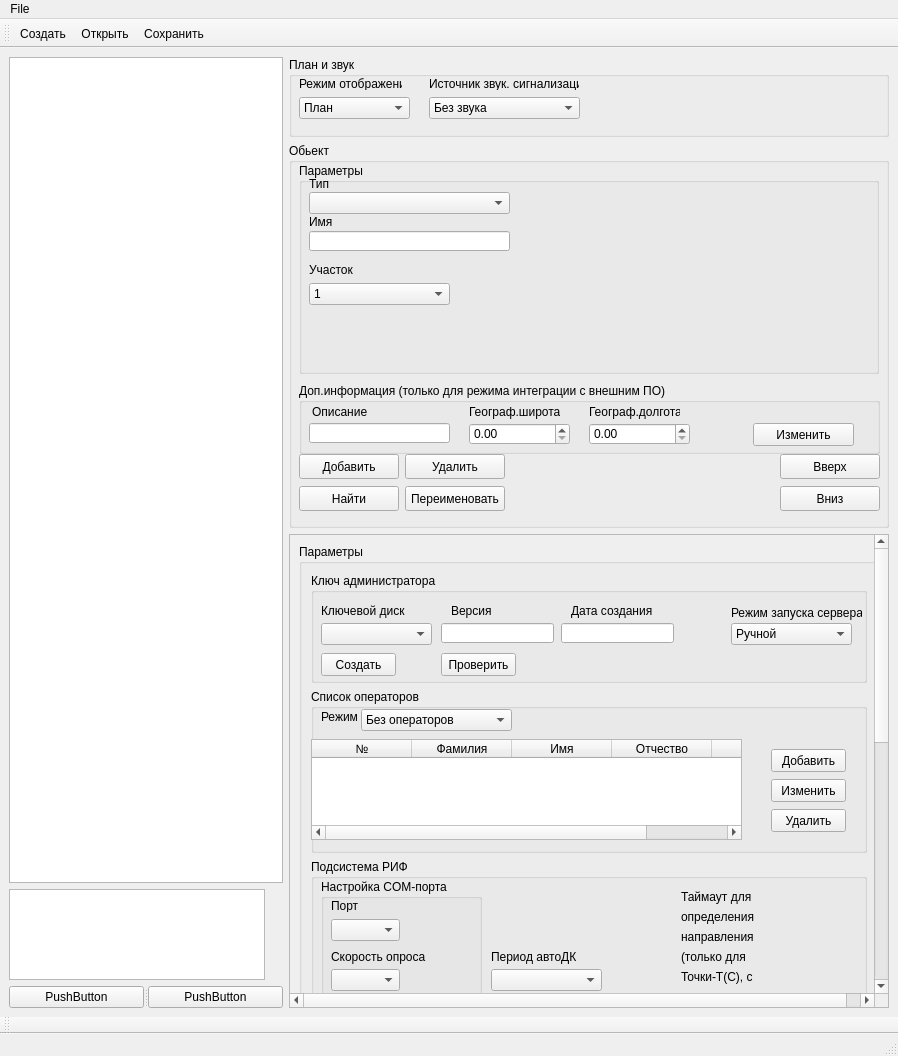
First picture: the form in m_cfg/MainWindowCFG.ui, repository xXRadioHeadXx/start7, before the edit.
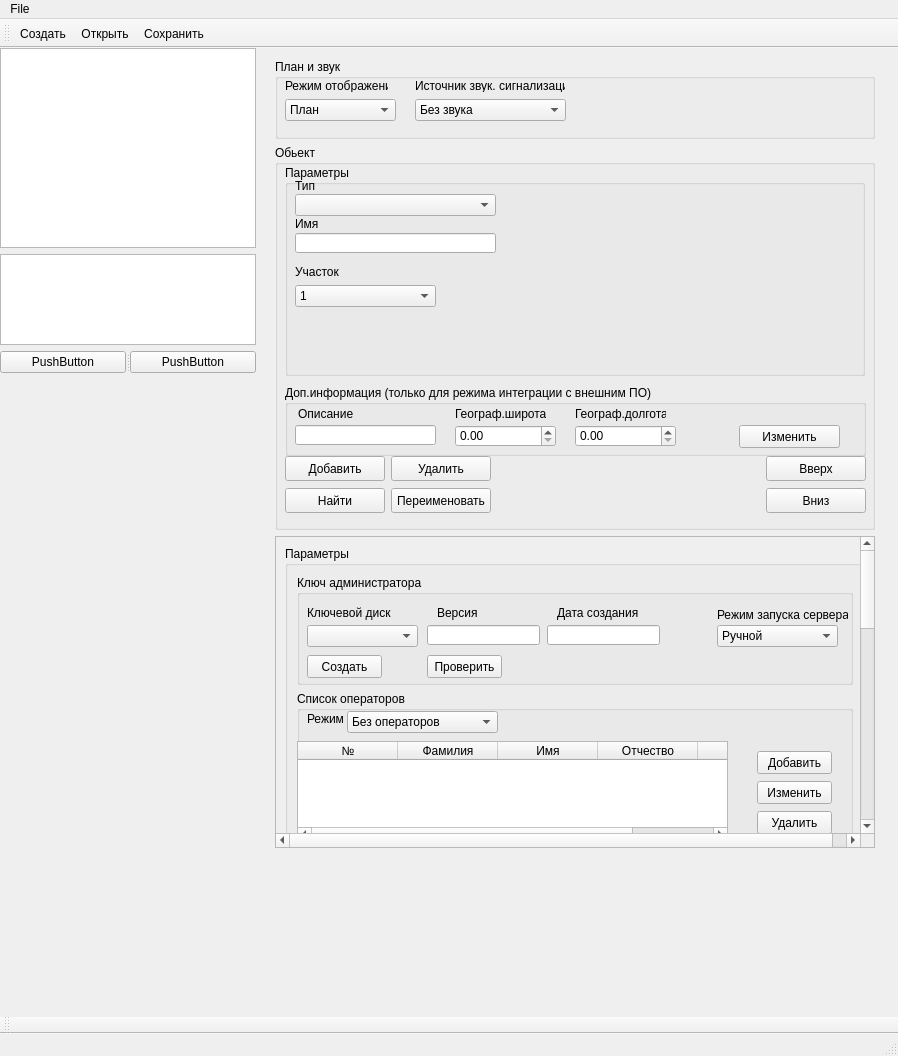
Second picture: the form after the edit. The open tabs and pages were chosen to show the change. Icons and pictures are not drawn.

```diff
--- a/m_cfg/MainWindowCFG.ui
+++ b/m_cfg/MainWindowCFG.ui
@@ -32,10 +32,7 @@
    <bool>false</bool>
   </property>
   <widget class="QWidget" name="centralwidget">
-   <layout class="QGridLayout" name="gridLayout_3">
-    <item row="0" column="0">
-     <layout class="QHBoxLayout" name="horizontalLayout">
-      <item>
+   <widget class="QWidget" name="">
        <layout class="QVBoxLayout" name="verticalLayout_2">
         <item>
          <widget class="QTreeView" name="treeView">
@@ -105,160 +102,16 @@
          </widget>
         </item>
        </layout>
-      </item>
-      <item>
-       <layout class="QVBoxLayout" name="verticalLayout_3">
-        <item>
-         <widget class="QGroupBox" name="groupBox">
-          <property name="sizePolicy">
-           <sizepolicy hsizetype="Fixed" vsizetype="Fixed">
-            <horstretch>0</horstretch>
-            <verstretch>0</verstretch>
-           </sizepolicy>
-          </property>
-          <property name="minimumSize">
-           <size>
-            <width>600</width>
-            <height>80</height>
-           </size>
-          </property>
-          <property name="maximumSize">
-           <size>
-            <width>600</width>
-            <height>80</height>
-           </size>
-          </property>
-          <property name="title">
-           <string>План и звук</string>
-          </property>
-          <widget class="QLabel" name="label">
-           <property name="geometry">
-            <rect>
-             <x>10</x>
-             <y>20</y>
-             <width>103</width>
-             <height>13</height>
-            </rect>
-           </property>
-           <property name="sizePolicy">
-            <sizepolicy hsizetype="Fixed" vsizetype="Fixed">
-             <horstretch>0</horstretch>
-             <verstretch>0</verstretch>
-            </sizepolicy>
-           </property>
-           <property name="text">
-            <string>Режим отображения</string>
-           </property>
-          </widget>
-          <widget class="QComboBox" name="comboBox">
-           <property name="geometry">
-            <rect>
-             <x>10</x>
-             <y>40</y>
-             <width>111</width>
-             <height>22</height>
-            </rect>
-           </property>
-           <property name="sizePolicy">
-            <sizepolicy hsizetype="Fixed" vsizetype="Fixed">
-             <horstretch>0</horstretch>
-             <verstretch>0</verstretch>
-            </sizepolicy>
-           </property>
-           <property name="minimumSize">
-            <size>
-             <width>111</width>
-             <height>22</height>
-            </size>
-           </property>
-           <property name="maximumSize">
-            <size>
-             <width>111</width>
-             <height>22</height>
-            </size>
-           </property>
-           <item>
-            <property name="text">
-             <string>План</string>
-            </property>
-           </item>
-           <item>
-            <property name="text">
-             <string>Граф. модуль</string>
-            </property>
-           </item>
-           <item>
-            <property name="text">
-             <string>Не  использовать</string>
-            </property>
-           </item>
-          </widget>
-          <widget class="QLabel" name="label_2">
-           <property name="geometry">
-            <rect>
-             <x>140</x>
-             <y>20</y>
-             <width>150</width>
-             <height>13</height>
-            </rect>
-           </property>
-           <property name="sizePolicy">
-            <sizepolicy hsizetype="Fixed" vsizetype="Fixed">
-             <horstretch>0</horstretch>
-             <verstretch>0</verstretch>
-            </sizepolicy>
-           </property>
-           <property name="text">
-            <string>Источник звук. сигнализации</string>
-           </property>
-          </widget>
-          <widget class="QComboBox" name="comboBox_2">
-           <property name="geometry">
-            <rect>
-             <x>140</x>
-             <y>40</y>
-             <width>151</width>
-             <height>22</height>
-            </rect>
-           </property>
-           <property name="sizePolicy">
-            <sizepolicy hsizetype="Fixed" vsizetype="Fixed">
-             <horstretch>151</horstretch>
-             <verstretch>22</verstretch>
-            </sizepolicy>
-           </property>
-           <property name="minimumSize">
-            <size>
-             <width>151</width>
-             <height>22</height>
-            </size>
-           </property>
-           <property name="maximumSize">
-            <size>
-             <width>151</width>
-             <height>22</height>
-            </size>
-           </property>
-           <item>
-            <property name="text">
-             <string>Без звука</string>
-            </property>
-           </item>
-           <item>
-            <property name="text">
-             <string>Звуковая карта</string>
-            </property>
-           </item>
-           <item>
-            <property name="text">
-             <string>Системный динамик</string>
-            </property>
-           </item>
-          </widget>
-         </widget>
-        </item>
-        <item>
+   </widget>
          <widget class="QGroupBox" name="groupBox_2">
+    <property name="geometry">
+     <rect>
+      <x>275</x>
+      <y>97</y>
+      <width>600</width>
+      <height>385</height>
+     </rect>
+    </property>
           <property name="sizePolicy">
            <sizepolicy hsizetype="Fixed" vsizetype="Fixed">
             <horstretch>0</horstretch>
@@ -2450,9 +2303,15 @@
            </layout>
           </widget>
          </widget>
-        </item>
-        <item>
          <widget class="QScrollArea" name="scrollArea">
+    <property name="geometry">
+     <rect>
+      <x>275</x>
+      <y>488</y>
+      <width>600</width>
+      <height>312</height>
+     </rect>
+    </property>
           <property name="sizePolicy">
            <sizepolicy hsizetype="Fixed" vsizetype="Preferred">
             <horstretch>0</horstretch>
@@ -2478,7 +2337,7 @@
            <property name="geometry">
             <rect>
              <x>0</x>
-             <y>-146</y>
+       <y>-294</y>
              <width>598</width>
              <height>1018</height>
             </rect>
@@ -2501,7 +2360,7 @@
               <property name="title">
                <string>Параметры</string>
               </property>
-              <layout class="QVBoxLayout" name="verticalLayout">
+        <layout class="QVBoxLayout" name="verticalLayout_3">
                <item>
                 <widget class="QGroupBox" name="groupBox_6">
                  <property name="sizePolicy">
@@ -2771,17 +2630,38 @@
                </item>
                <item>
                 <widget class="QGroupBox" name="groupBox_11">
+           <property name="minimumSize">
+            <size>
+             <width>0</width>
+             <height>221</height>
+            </size>
+           </property>
                  <property name="title">
                   <string>Подсистема РИФ</string>
                  </property>
+           <widget class="QWidget" name="">
+            <property name="geometry">
+             <rect>
+              <x>11</x>
+              <y>21</y>
+              <width>351</width>
+              <height>182</height>
+             </rect>
+            </property>
+            <layout class="QHBoxLayout" name="horizontalLayout">
+             <item>
                  <widget class="QGroupBox" name="groupBox_17">
-                  <property name="geometry">
-                   <rect>
-                    <x>10</x>
-                    <y>20</y>
-                    <width>161</width>
-                    <height>181</height>
-                   </rect>
+               <property name="sizePolicy">
+                <sizepolicy hsizetype="Fixed" vsizetype="Fixed">
+                 <horstretch>0</horstretch>
+                 <verstretch>0</verstretch>
+                </sizepolicy>
+               </property>
+               <property name="minimumSize">
+                <size>
+                 <width>172</width>
+                 <height>180</height>
+                </size>
                   </property>
                   <property name="title">
                    <string>Настройка COM-порта</string>
@@ -2856,104 +2736,97 @@
                    </property>
                   </widget>
                  </widget>
-                 <widget class="QComboBox" name="comboBox_17">
-                  <property name="geometry">
-                   <rect>
-                    <x>180</x>
-                    <y>110</y>
-                    <width>111</width>
-                    <height>22</height>
-                   </rect>
-                  </property>
-                 </widget>
+             </item>
+             <item>
+              <widget class="QWidget" name="" native="true">
+               <property name="sizePolicy">
+                <sizepolicy hsizetype="Fixed" vsizetype="Fixed">
+                 <horstretch>0</horstretch>
+                 <verstretch>0</verstretch>
+                </sizepolicy>
+               </property>
+               <property name="layoutDirection">
+                <enum>Qt::LeftToRight</enum>
+               </property>
+               <layout class="QVBoxLayout" name="verticalLayout_4">
+                <item>
                  <widget class="QLabel" name="label_57">
-                  <property name="geometry">
-                   <rect>
-                    <x>180</x>
-                    <y>90</y>
-                    <width>101</width>
-                    <height>16</height>
-                   </rect>
+                  <property name="sizePolicy">
+                   <sizepolicy hsizetype="Fixed" vsizetype="Fixed">
+                    <horstretch>0</horstretch>
+                    <verstretch>0</verstretch>
+                   </sizepolicy>
                   </property>
                   <property name="text">
                    <string>Период автоДК</string>
                   </property>
                  </widget>
-                 <widget class="QDoubleSpinBox" name="doubleSpinBox_10">
-                  <property name="geometry">
-                   <rect>
-                    <x>370</x>
-                    <y>170</y>
-                    <width>101</width>
-                    <height>22</height>
-                   </rect>
+                </item>
+                <item>
+                 <widget class="QComboBox" name="comboBox_17">
+                  <property name="sizePolicy">
+                   <sizepolicy hsizetype="Fixed" vsizetype="Fixed">
+                    <horstretch>0</horstretch>
+                    <verstretch>0</verstretch>
+                   </sizepolicy>
                   </property>
                  </widget>
+                </item>
+               </layout>
+              </widget>
+             </item>
+             <item>
+              <widget class="QWidget" name="" native="true">
+               <property name="sizePolicy">
+                <sizepolicy hsizetype="Fixed" vsizetype="Fixed">
+                 <horstretch>0</horstretch>
+                 <verstretch>0</verstretch>
+                </sizepolicy>
+               </property>
+               <layout class="QVBoxLayout" name="verticalLayout">
+                <item>
                  <widget class="QLabel" name="label_58">
-                  <property name="geometry">
-                   <rect>
-                    <x>370</x>
-                    <y>30</y>
-                    <width>101</width>
-                    <height>16</height>
-                   </rect>
-                  </property>
                   <property name="text">
                    <string>Таймаут для</string>
                   </property>
                  </widget>
+                </item>
+                <item>
                  <widget class="QLabel" name="label_59">
-                  <property name="geometry">
-                   <rect>
-                    <x>370</x>
-                    <y>50</y>
-                    <width>101</width>
-                    <height>16</height>
-                   </rect>
-                  </property>
                   <property name="text">
                    <string>определения</string>
                   </property>
                  </widget>
+                </item>
+                <item>
                  <widget class="QLabel" name="label_60">
-                  <property name="geometry">
-                   <rect>
-                    <x>370</x>
-                    <y>70</y>
-                    <width>101</width>
-                    <height>16</height>
-                   </rect>
-                  </property>
                   <property name="text">
                    <string>направления</string>
                   </property>
                  </widget>
+                </item>
+                <item>
                  <widget class="QLabel" name="label_61">
-                  <property name="geometry">
-                   <rect>
-                    <x>370</x>
-                    <y>90</y>
-                    <width>101</width>
-                    <height>16</height>
-                   </rect>
-                  </property>
                   <property name="text">
                    <string>(только для</string>
                   </property>
                  </widget>
+                </item>
+                <item>
                  <widget class="QLabel" name="label_62">
-                  <property name="geometry">
-                   <rect>
-                    <x>370</x>
-                    <y>110</y>
-                    <width>101</width>
-                    <height>16</height>
-                   </rect>
-                  </property>
                   <property name="text">
                    <string>Точки-Т(С), c</string>
                   </property>
                  </widget>
+                </item>
+                <item>
+                 <widget class="QDoubleSpinBox" name="doubleSpinBox_10"/>
+                </item>
+               </layout>
+              </widget>
+             </item>
+            </layout>
+           </widget>
                 </widget>
                </item>
                <item>
@@ -3494,12 +3367,161 @@
            </layout>
           </widget>
          </widget>
-        </item>
-       </layout>
-      </item>
-     </layout>
-    </item>
-   </layout>
+   <widget class="QGroupBox" name="groupBox">
+    <property name="geometry">
+     <rect>
+      <x>275</x>
+      <y>11</y>
+      <width>600</width>
+      <height>80</height>
+     </rect>
+    </property>
+    <property name="sizePolicy">
+     <sizepolicy hsizetype="Fixed" vsizetype="Fixed">
+      <horstretch>0</horstretch>
+      <verstretch>0</verstretch>
+     </sizepolicy>
+    </property>
+    <property name="minimumSize">
+     <size>
+      <width>600</width>
+      <height>80</height>
+     </size>
+    </property>
+    <property name="maximumSize">
+     <size>
+      <width>600</width>
+      <height>80</height>
+     </size>
+    </property>
+    <property name="title">
+     <string>План и звук</string>
+    </property>
+    <widget class="QLabel" name="label">
+     <property name="geometry">
+      <rect>
+       <x>10</x>
+       <y>20</y>
+       <width>103</width>
+       <height>13</height>
+      </rect>
+     </property>
+     <property name="sizePolicy">
+      <sizepolicy hsizetype="Fixed" vsizetype="Fixed">
+       <horstretch>0</horstretch>
+       <verstretch>0</verstretch>
+      </sizepolicy>
+     </property>
+     <property name="text">
+      <string>Режим отображения</string>
+     </property>
+    </widget>
+    <widget class="QComboBox" name="comboBox">
+     <property name="geometry">
+      <rect>
+       <x>10</x>
+       <y>40</y>
+       <width>111</width>
+       <height>22</height>
+      </rect>
+     </property>
+     <property name="sizePolicy">
+      <sizepolicy hsizetype="Fixed" vsizetype="Fixed">
+       <horstretch>0</horstretch>
+       <verstretch>0</verstretch>
+      </sizepolicy>
+     </property>
+     <property name="minimumSize">
+      <size>
+       <width>111</width>
+       <height>22</height>
+      </size>
+     </property>
+     <property name="maximumSize">
+      <size>
+       <width>111</width>
+       <height>22</height>
+      </size>
+     </property>
+     <item>
+      <property name="text">
+       <string>План</string>
+      </property>
+     </item>
+     <item>
+      <property name="text">
+       <string>Граф. модуль</string>
+      </property>
+     </item>
+     <item>
+      <property name="text">
+       <string>Не  использовать</string>
+      </property>
+     </item>
+    </widget>
+    <widget class="QLabel" name="label_2">
+     <property name="geometry">
+      <rect>
+       <x>140</x>
+       <y>20</y>
+       <width>150</width>
+       <height>13</height>
+      </rect>
+     </property>
+     <property name="sizePolicy">
+      <sizepolicy hsizetype="Fixed" vsizetype="Fixed">
+       <horstretch>0</horstretch>
+       <verstretch>0</verstretch>
+      </sizepolicy>
+     </property>
+     <property name="text">
+      <string>Источник звук. сигнализации</string>
+     </property>
+    </widget>
+    <widget class="QComboBox" name="comboBox_2">
+     <property name="geometry">
+      <rect>
+       <x>140</x>
+       <y>40</y>
+       <width>151</width>
+       <height>22</height>
+      </rect>
+     </property>
+     <property name="sizePolicy">
+      <sizepolicy hsizetype="Fixed" vsizetype="Fixed">
+       <horstretch>151</horstretch>
+       <verstretch>22</verstretch>
+      </sizepolicy>
+     </property>
+     <property name="minimumSize">
+      <size>
+       <width>151</width>
+       <height>22</height>
+      </size>
+     </property>
+     <property name="maximumSize">
+      <size>
+       <width>151</width>
+       <height>22</height>
+      </size>
+     </property>
+     <item>
+      <property name="text">
+       <string>Без звука</string>
+      </property>
+     </item>
+     <item>
+      <property name="text">
+       <string>Звуковая карта</string>
+      </property>
+     </item>
+     <item>
+      <property name="text">
+       <string>Системный динамик</string>
+      </property>
+     </item>
+    </widget>
+   </widget>
   </widget>
   <widget class="QMenuBar" name="menubar">
    <property name="geometry">
```
Left out of the diff: 8 changed lines with no effect on the pictures. Lines whose indentation alone changed are shown as unchanged.
